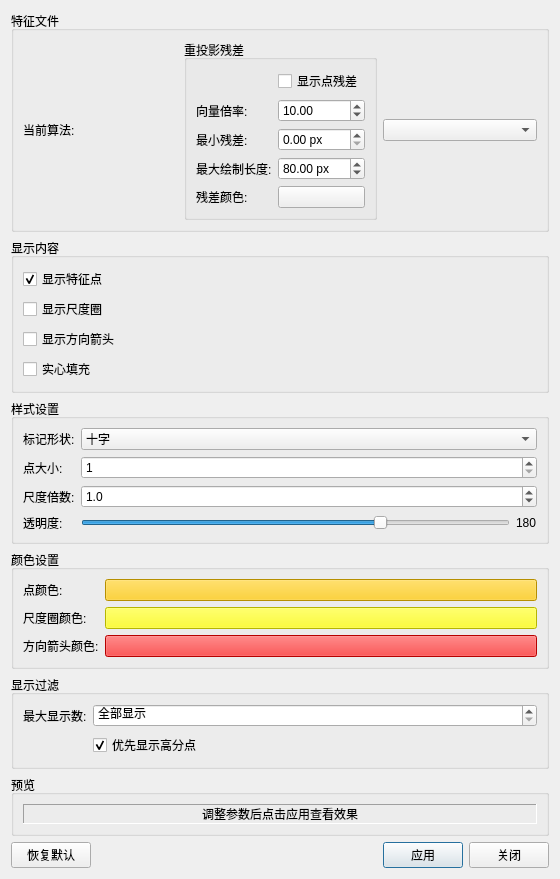
Old version of the form src/gui/dialogs/tie_points/FeaturePointVisualizationDialog.ui in the repository guderianXu/plascan.
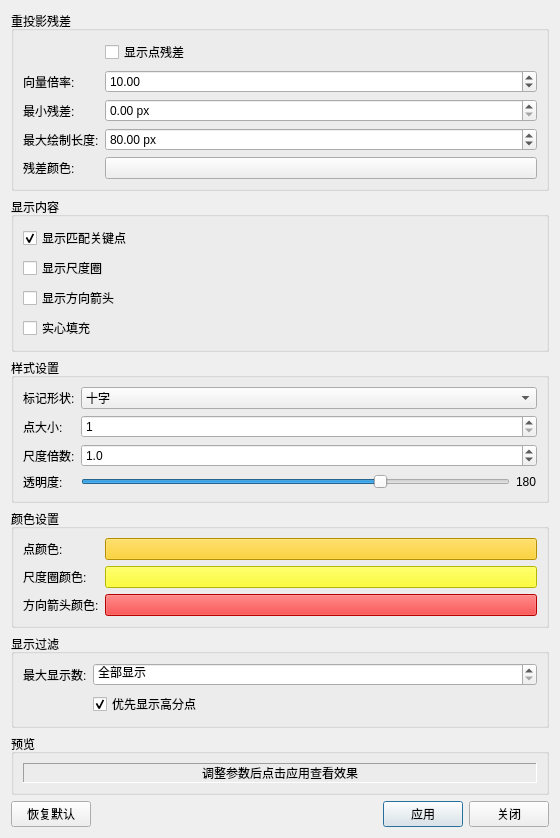
New version of the form.

What changed in the file:
```diff
--- a/src/gui/dialogs/tie_points/FeaturePointVisualizationDialog.ui
+++ b/src/gui/dialogs/tie_points/FeaturePointVisualizationDialog.ui
@@ -15,27 +15,11 @@
   </property>
   <layout class="QVBoxLayout" name="mainLayout">
    <item>
-    <widget class="QGroupBox" name="fileGroup">
+    <widget class="QGroupBox" name="residualGroup">
      <property name="title">
-      <string>特征文件</string>
+      <string>重投影残差</string>
      </property>
-     <layout class="QHBoxLayout" name="fileLayout">
-      <item>
-       <widget class="QLabel" name="suffixLabel">
-        <property name="text">
-         <string>当前算法:</string>
-        </property>
-        <property name="buddy">
-         <cstring>m_suffixCombo</cstring>
-        </property>
-   </widget>
-  </item>
-  <item>
-   <widget class="QGroupBox" name="residualGroup">
-    <property name="title">
-     <string>重投影残差</string>
-    </property>
-    <layout class="QFormLayout" name="residualForm">
+     <layout class="QFormLayout" name="residualForm">
      <item row="0" column="1">
       <widget class="QCheckBox" name="m_showResidualsChk">
        <property name="text"><string>显示点残差</string></property>
@@ -68,16 +52,6 @@
      </item>
      <item row="4" column="0"><widget class="QLabel" name="residualColorLabel"><property name="text"><string>残差颜色:</string></property></widget></item>
      <item row="4" column="1"><widget class="QPushButton" name="m_residualColorBtn"><property name="text"><string>    </string></property></widget></item>
-    </layout>
-   </widget>
-  </item>
-      <item>
-       <widget class="QComboBox" name="m_suffixCombo">
-        <property name="toolTip">
-         <string>切换显示不同算法提取的特征点文件</string>
-        </property>
-       </widget>
-      </item>
      </layout>
     </widget>
    </item>
@@ -93,7 +67,7 @@
          <string>显示关键点中心标记</string>
         </property>
         <property name="text">
-         <string>显示特征点</string>
+         <string>显示匹配关键点</string>
         </property>
         <property name="checked">
          <bool>true</bool>
```
Left out of the diff: 5 changed lines with no effect on the pictures.
